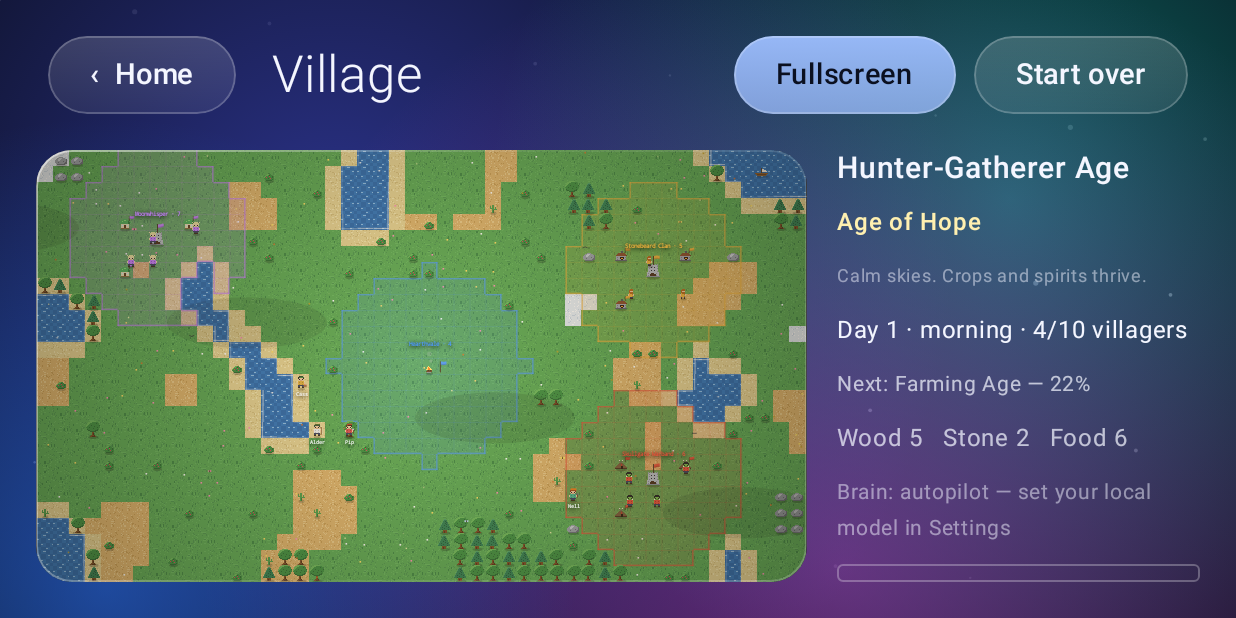
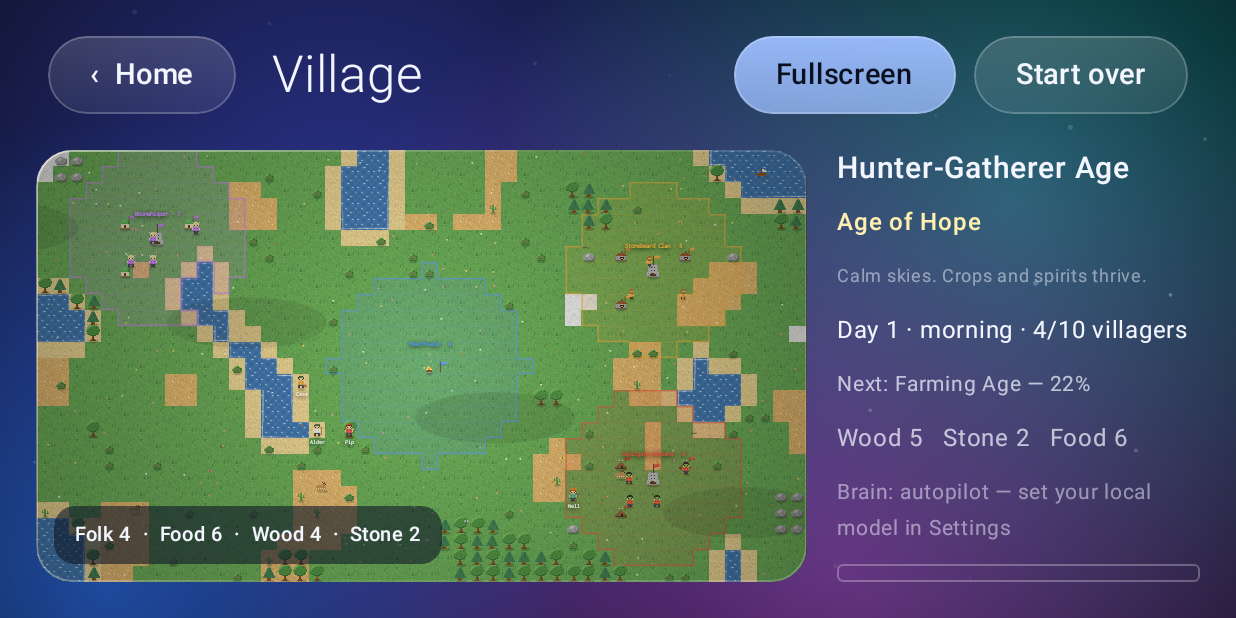
Before and after one commit to Jondude1/DeskGlass, an Android app built with Jetpack Compose: the screen it shows after launch (MainActivity), after a tap on "Village", on a phone screen of 824 x 412 dp (held sideways). Run offline under Robolectric (Android 15) with nearby library versions, the phone set to English and light mode, and no system bars; network calls fail.

Commit message:
Palisade walls built on their own, grazing deer, resource chip, palisade/deer pixel art
Co-Authored-By: Claude Sonnet 5.5 <noreply@anthropic.com>
Claude-Session: https://claude.ai/code/session_01BJZqHKpUGcTSeSetegs6PW

```diff
--- a/app/src/main/java/com/jondude1/deskglass/sim/Civ.kt
+++ b/app/src/main/java/com/jondude1/deskglass/sim/Civ.kt
@@ -1822,8 +1822,25 @@ class CivSim(
         mark("A watchtower was built.")
     }
 
+    private var nextWallAt = 0.0
+
+    /** Once a watchtower stands and danger lingers, villagers put up palisade walls around the village. */
+    private fun wallTick() {
+        if (time < nextWallAt || count("tower") < 1 || count("palisade") >= 8) return
+        if (predators.isEmpty() && wars().none { it.first.id == 0 || it.second.id == 0 }) return
+        nextWallAt = time + 45.0
+        if (wood < 6) return
+        val site = findSite()
+        if (site < 0) return
+        wood -= 4
+        addBuilding("palisade", site % GW, site / GW)
+        if (count("palisade") == 1) event("The villagers begin a wooden palisade to keep the beasts out.")
+        mark("A palisade wall was built.")
+    }
+
     private fun predatorTick(dt: Float) {
         defenceTick()
+        wallTick()
         if (predators.isEmpty()) return
         val fires = buildings.filter { it.type == "campfire" || it.type == "tower" }
         val towers = buildings.filter { it.type == "tower" }
--- a/app/src/main/java/com/jondude1/deskglass/ui/CivArt.kt
+++ b/app/src/main/java/com/jondude1/deskglass/ui/CivArt.kt
@@ -118,6 +118,11 @@ class CivArt {
         'w' to 0xFF8A5A2B.toInt(), 'W' to 0xFF6B4220.toInt(), 'r' to 0xFFB8452F.toInt(), 'R' to 0xFF8E3322.toInt(),
         'f' to 0xFFFFC34A.toInt(), 'd' to 0xFF4A2E1B.toInt(),
     ))
+    val palisade = sprite(PALISADE, mapOf(
+        'w' to 0xFF9A6B38.toInt(), 'W' to 0xFF7A5028.toInt(), 'k' to 0xFF3A2614.toInt(),
+    ))
+    private val deerPal = mapOf('d' to 0xFFB98A52.toInt(), 'D' to 0xFFF2E3C4.toInt(), 'a' to 0xFF6B4A2B.toInt(), 'n' to 0xFF2A1C12.toInt())
+    val deer = listOf(sprite(DEER1, deerPal), sprite(DEER2, deerPal))
     val farm = sprite(FARM, mapOf(
         'd' to 0xFF6B4A2B.toInt(), 'D' to 0xFF573A20.toInt(), 'g' to 0xFF7BC043.toInt(),
         'G' to 0xFFE8C547.toInt(), 'f' to 0xFF8B6B45.toInt(),
@@ -407,6 +412,35 @@ class CivArt {
             ".B.B..B.B.",
             ".B.B..B.B.",
         )
+        val PALISADE = listOf(
+            "w.w.w.w.w.w.",
+            "wWwWwWwWwWwW",
+            "wWwWwWwWwWwW",
+            "wWwWwWwWwWwW",
+            "kkkkkkkkkkkk",
+        )
+        val DEER1 = listOf(
+            "......a.a...",
+            ".......aa...",
+            "......dddn..",
+            ".dddddddd...",
+            "dddddddddd..",
+            "dddddddddd..",
+            ".dDdDdDdDd..",
+            ".d.d..d.d...",
+            ".d.d..d.d...",
+        )
+        val DEER2 = listOf(
+            "......a.a...",
+            ".......aa...",
+            "......dddn..",
+            ".dddddddd...",
+            "dddddddddd..",
+            "dddddddddd..",
+            ".dDdDdDdDd..",
+            "..d.d.d.d...",
+            ".d..d..d.d..",
+        )
         val TOWER = listOf(
             "....rrrr....",
             "...rrRRrr...",
--- a/app/src/main/java/com/jondude1/deskglass/ui/CivView.kt
+++ b/app/src/main/java/com/jondude1/deskglass/ui/CivView.kt
@@ -445,6 +445,7 @@ private fun DrawScope.drawWorld(
                 "farm" -> art.farm
                 "smelter" -> art.forge
                 "tower" -> art.tower
+                "palisade" -> art.palisade
                 else -> art.fire[fireFrame]
             }
             val w = sp.width * ps
@@ -734,6 +735,19 @@ private fun DrawScope.drawWorld(
         }
     }
 
+    // peaceful deer graze at the edges and glow-eyed beasts show at night
+    if (dark < 0.5f) {
+        for (k in 0 until 3) {
+            val dx = ox + (GW * (0.12f + 0.3f * k) + kotlin.math.sin(t * 0.07f + k * 2.1f) * 2.5f) * ts
+            val dy = oy + (GH * (0.86f - 0.04f * k) + kotlin.math.cos(t * 0.05f + k) * 0.8f) * ts
+            val sp = art.deer[if (((t * 1.2f + k).toInt() and 3) == 0) 1 else 0]
+            val dw = sp.width * ps
+            val dh = sp.height * ps
+            shadow(dx, dy, dw * 0.9f, 2.2f * ps)
+            img(sp, dx - dw / 2f, dy - dh, dw, dh)
+        }
+    }
+
     // predators
     for (p in sim.predators) {
         val sp = when (p.kind) { "bear" -> art.bear; "boar" -> art.boar; else -> art.wolf }
@@ -953,6 +967,20 @@ private fun threatText(sim: CivSim): String? {
 }
 
 @Composable
+private fun StatsChip(sim: CivSim, modifier: Modifier = Modifier) {
+    Box(
+        modifier
+            .background(Color(0x99101828), RoundedCornerShape(14.dp))
+            .padding(horizontal = 14.dp, vertical = 7.dp)
+    ) {
+        Text(
+            "Folk ${sim.villagers.size}  ·  Food ${sim.food}  ·  Wood ${sim.wood}  ·  Stone ${sim.stone}",
+            color = Glass.Ink, fontSize = 13.sp, fontWeight = FontWeight.Medium,
+        )
+    }
+}
+
+@Composable
 private fun ThreatChip(sim: CivSim, modifier: Modifier = Modifier) {
     val text = threatText(sim) ?: return
     Box(
@@ -969,7 +997,7 @@ private fun newsTint(line: String): Color {
     val l = line.lowercase()
     return when {
         listOf("killed", "war", "wolves", "wolf", "bear", "boar", "falls", "plague", "attack", "slain", "mourns").any { l.contains(it) } -> Color(0xFFFF9C8A)
-        listOf("built", "raise", "born", "feast", "berries", "welcome", "alliance", "trade").any { l.contains(it) } -> Color(0xFFA6E3A1)
+        listOf("built", "palisade", "raise", "born", "feast", "berries", "welcome", "alliance", "trade").any { l.contains(it) } -> Color(0xFFA6E3A1)
         else -> Glass.InkDim
     }
 }
@@ -1000,6 +1028,7 @@ fun VillageScreen(vm: MainViewModel, fullscreen: Boolean, onFullscreen: (Boolean
                 modifier = Modifier.align(Alignment.TopEnd).padding(16.dp),
             )
             ThreatChip(sim, Modifier.align(Alignment.TopCenter).padding(top = 16.dp))
+            StatsChip(sim, Modifier.align(Alignment.BottomStart).padding(16.dp))
             if (narration != null) {
                 Text(
                     narration!!,
@@ -1032,6 +1061,7 @@ fun VillageScreen(vm: MainViewModel, fullscreen: Boolean, onFullscreen: (Boolean
                     Box(Modifier.fillMaxSize()) {
                         CivCanvas(sim, Modifier.fillMaxSize(), cover = false, labels = true)
                         ThreatChip(sim, Modifier.align(Alignment.TopCenter).padding(top = 12.dp))
+                        StatsChip(sim, Modifier.align(Alignment.BottomStart).padding(12.dp))
                     }
                 }
             }
```
